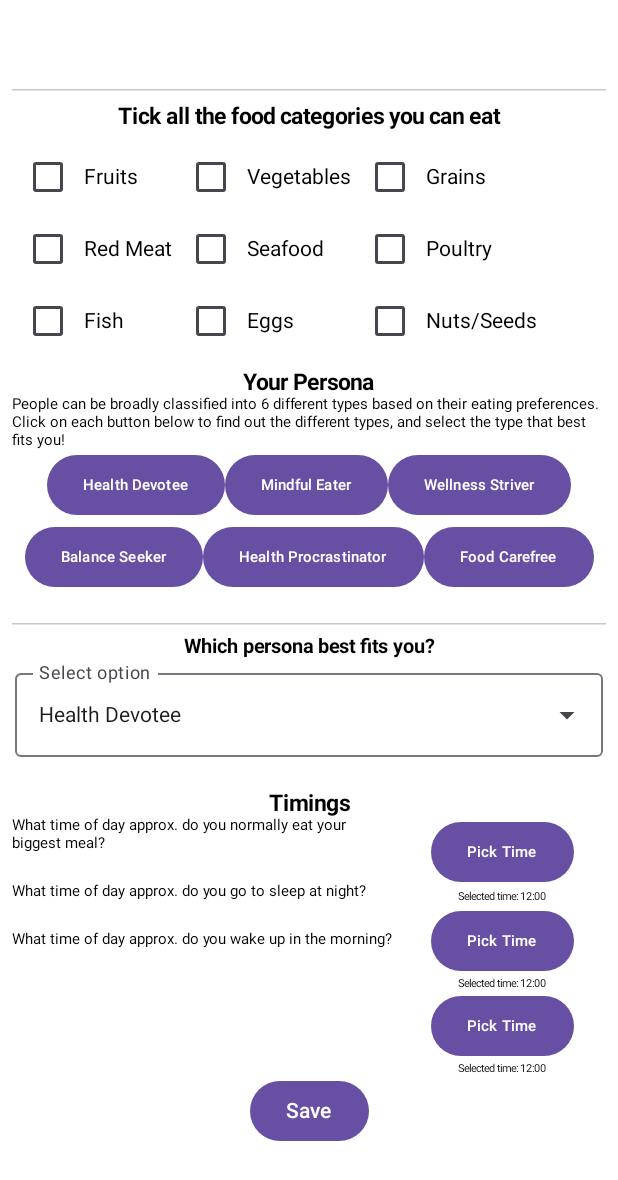
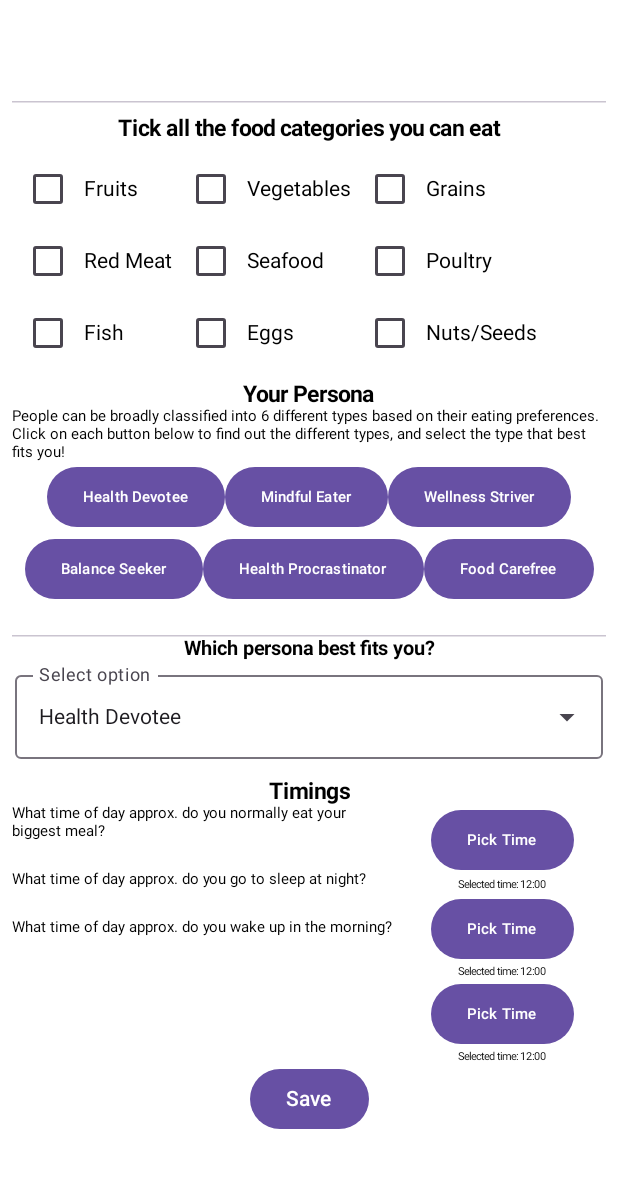
Before and after one commit to caileensutedja/FIT2081_Assignment1, an Android app built with Jetpack Compose: the @Preview function QuestionnaireScreen, on a phone screen of 412 x 824 dp. Shown: the top 1180 px of the screen. Run offline under Robolectric (Android 15) with nearby library versions, the phone set to English and light mode, and no system bars.

Commit message:
Revised the maximum score and did some spacing revisions.

```diff
--- a/app/src/main/java/com/fit2081/fit2081_a1_caileen_34375783/QuestionnairePage.kt
+++ b/app/src/main/java/com/fit2081/fit2081_a1_caileen_34375783/QuestionnairePage.kt
@@ -271,7 +271,6 @@ fun QuestionnaireScreen(){
         Persona()
         Spacer(modifier = Modifier.padding(10.dp))
         HorizontalDivider()
-        Spacer(modifier = Modifier.padding(3.dp))
         // Persona Choice
         Text(
             text = "Which persona best fits you?",
@@ -311,7 +310,7 @@ fun QuestionnaireScreen(){
                 )
             }
         }
-        Spacer(modifier = Modifier.padding(10.dp))
+        Spacer(modifier = Modifier.padding(5.dp))
         // Timings
         Text(
             text = "Timings",
```
Also changed, not shown: app/src/main/java/com/fit2081/fit2081_a1_caileen_34375783/InsightsPage.kt (+7 -7 lines).
